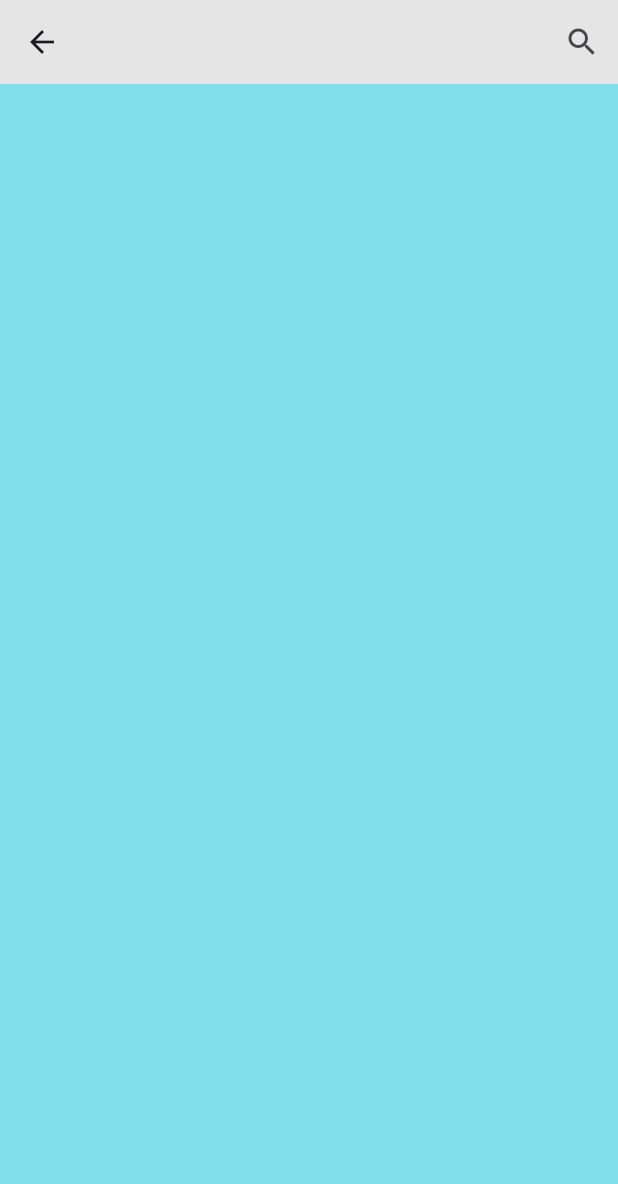
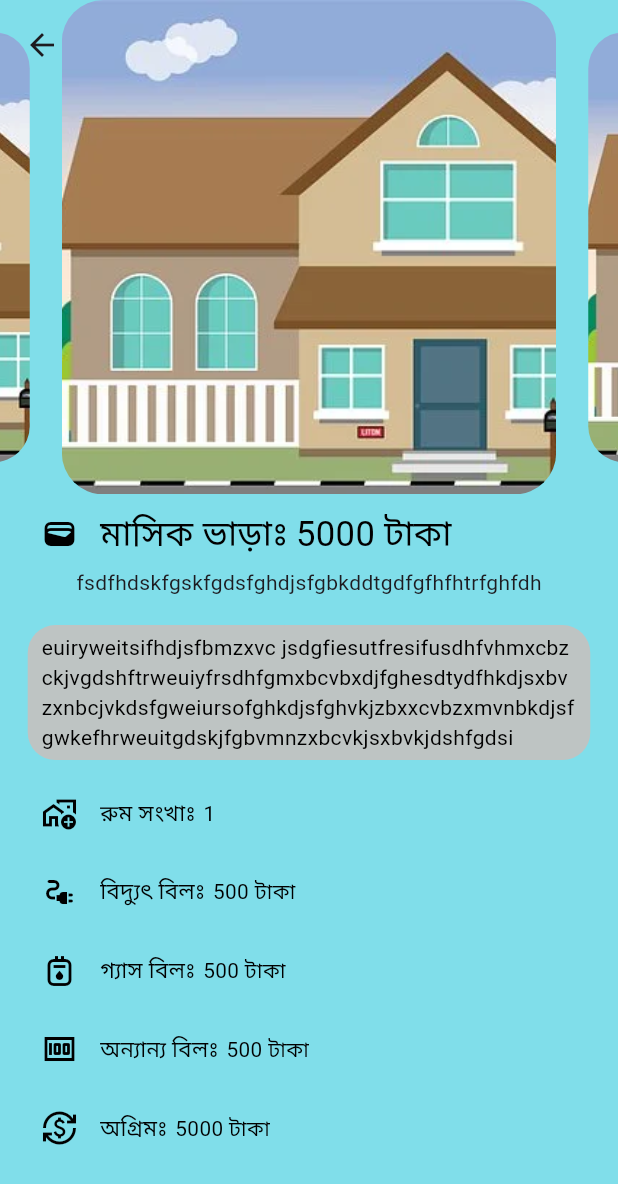
Before and after one commit to Ebrahim683/Rent-House-App, a Flutter app: the TestPage screen opened by its route, on a phone screen of 412 x 824 dp. Shown: the top 1184 px of the screen. Run offline on Flutter 3.47's test engine with Material 2 defaults, Android fonts, the phone set to English and light mode, and no system bars; drawn by our look-alikes of carousel_slider; our stand-ins replace cached_network_image, chips_choice_null_safety, cool_alert, dio, dots_indicator, flutter_animate and 11 more; missing offline and left inert: appinio_video_player, video_compress; accounts and stored records are empty; network calls fail.

Commit message:
design change and search system fixed

```diff
--- a/lib/pages/owners/addhouse/add_house_page.dart
+++ b/lib/pages/owners/addhouse/add_house_page.dart
@@ -11,6 +11,7 @@ import 'package:lottie/lottie.dart';
 import 'package:rent_house/routers/routes.dart';
 import 'package:rent_house/state/cubit/owner/addhouse/add_house_cubit.dart';
 import 'package:rent_house/state/cubit/owner/addhouse/add_house_state.dart';
+import 'package:rent_house/utils/app_colors.dart';
 import 'package:rent_house/utils/utils.dart';
 import 'package:video_compress/video_compress.dart';
 
@@ -367,7 +368,7 @@ class _AddHousePageState extends State<AddHousePage> {
         },
       ),
       floatingActionButton: FloatingActionButton(
-        backgroundColor: Colors.blue,
+        backgroundColor: favColor,
         heroTag: 'btnsubmit',
         onPressed: () {
           int fee = int.parse(feeController.text);
--- a/lib/pages/owners/leaveroomrequestlist/approve_page.dart
+++ b/lib/pages/owners/leaveroomrequestlist/approve_page.dart
@@ -134,7 +134,7 @@ class ApprovePage extends StatelessWidget {
         },
       ),
       floatingActionButton: FloatingActionButton.extended(
-        backgroundColor: Colors.blue,
+        backgroundColor: btnColor,
         onPressed: () {
           BlocProvider.of<ApproveCubit>(context).approve(
             requestId: leaveRoomModel.requestId!,
--- a/lib/pages/test.dart
+++ b/lib/pages/test.dart
@@ -1,6 +1,11 @@
+import 'package:carousel_slider/carousel_slider.dart';
 import 'package:flutter/material.dart';
-import 'package:rent_house/data/model/housemodel/house_list_model.dart';
-import 'package:rent_house/pages/user/house/houselist/house_search.dart';
+import 'package:flutter_screenutil/flutter_screenutil.dart';
+import 'package:rent_house/utils/app_colors.dart';
+import 'package:rent_house/utils/assets.dart';
+
+import '../routers/routes.dart';
+import '../widget/app_widget.dart';
 
 class TestPage extends StatefulWidget {
   const TestPage({super.key});
@@ -10,169 +15,167 @@ class TestPage extends StatefulWidget {
 }
 
 class _TestPageState extends State<TestPage> {
+  int dotPos = 0;
+
   @override
   Widget build(BuildContext context) {
-    List<HouseModel> houseListModel = const [
-      HouseModel(
-        address: 'savar',
-        advanceFee: 5,
-        canBook: 'dfd',
-        category: 'dfdr',
-        electricityFee: 547,
-        fee: 101,
-        gasFee: 56,
-        houseId: 1,
-        id: 101,
-        image1: 'dfdr',
-        image2: 'dfdr',
-        image3: 'dfdr',
-        image4: 'dfdr',
-        notice: 'dfdr',
-        othersFee: 452,
-        ownerId: 1,
-        ownerName: 'dfdr',
-        ownerNumber: 'dfdr',
-        quantity: 'dfdr',
-        status: 'dfdr',
-        time: 'dfdr',
-        video: 'dfdr',
+    Size size = MediaQuery.of(context).size;
+    Widget setInfo({
+      required IconData icon,
+      required String title,
+      required String description,
+      double? textSize,
+    }) {
+      return Container(
+        margin: EdgeInsets.symmetric(horizontal: 20.h),
+        padding: EdgeInsets.symmetric(vertical: 5.w, horizontal: 10.h),
+        decoration: BoxDecoration(
+          color: transparentColor,
+          borderRadius: BorderRadius.circular(20.r),
         ),
-      HouseModel(
-        address: 'savar',
-        advanceFee: 45,
-        canBook: 'dfd',
-        category: 'dfdr',
-        electricityFee: 45,
-        fee: 100,
-        gasFee: 54,
-        houseId: 1,
-        id: 100,
-        image1: 'dfdr',
-        image2: 'dfdr',
-        image3: 'dfdr',
-        image4: 'dfdr',
-        notice: 'dfdr',
-        othersFee: 54,
-        ownerId: 1,
-        ownerName: 'dfdr',
-        ownerNumber: 'dfdr',
-        quantity: 'dfdr',
-        status: 'dfdr',
-        time: 'dfdr',
-        video: 'dfdr',
+        child: Row(
+          children: [
+            Icon(
+              icon,
+              color: Colors.black,
             ),
-      HouseModel(
-        address: 'savar',
-        advanceFee: 54,
-        canBook: 'dfd',
-        category: 'dfdr',
-        electricityFee: 45,
-        fee: 102,
-        gasFee: 45,
-        houseId: 1,
-        id: 102,
-        image1: 'dfdr',
-        image2: 'dfdr',
-        image3: 'dfdr',
-        image4: 'dfdr',
-        notice: 'dfdr',
-        othersFee: 45,
-        ownerId: 1,
-        ownerName: 'dfdr',
-        ownerNumber: 'dfdr',
-        quantity: 'dfdr',
-        status: 'dfdr',
-        time: 'dfdr',
-        video: 'dfdr',
+            gap(w: 15.w),
+            Text(
+              title,
+              softWrap: false,
+              style:
+                  TextStyle(fontSize: textSize ?? 16.sp, color: Colors.black),
+              overflow: TextOverflow.ellipsis,
             ),
-      HouseModel(
-        address: 'savar',
-        advanceFee: 54,
-        canBook: 'dfd',
-        category: 'dfdr',
-        electricityFee: 54,
-        fee: 2010,
-        gasFee: 54,
-        houseId: 1,
-        id: 2010,
-        image1: 'dfdr',
-        image2: 'dfdr',
-        image3: 'dfdr',
-        image4: 'dfdr',
-        notice: 'dfdr',
-        othersFee: 45,
-        ownerId: 1,
-        ownerName: 'dfdr',
-        ownerNumber: 'dfdr',
-        quantity: 'dfdr',
-        status: 'dfdr',
-        time: 'dfdr',
-        video: 'dfdr',
+            gap(w: 5.w),
+            Text(
+              description,
+              // softWrap: false,
+              // maxLines: 3,
+              // overflow: TextOverflow.ellipsis,
+              style:
+                  TextStyle(color: Colors.black, fontSize: textSize ?? 15.sp),
             ),
-      HouseModel(
-        address: 'savar',
-        advanceFee: 45,
-        canBook: 'dfd',
-        category: 'dfdr',
-        electricityFee: 47,
-        fee: 200,
-        gasFee: 7,
-        houseId: 1,
-        id: 200,
-        image1: 'dfdr',
-        image2: 'dfdr',
-        image3: 'dfdr',
-        image4: 'dfdr',
-        notice: 'dfdr',
-        othersFee: 78,
-        ownerId: 1,
-        ownerName: 'dfdr',
-        ownerNumber: 'dfdr',
-        quantity: 'dfdr',
-        status: 'dfdr',
-        time: 'dfdr',
-        video: 'dfdr',
+          ],
         ),
-      HouseModel(
-        address: 'asulia',
-        advanceFee: 45,
-        canBook: 'dfd',
-        category: 'dfdr',
-        electricityFee: 4,
-        fee: 300,
-        gasFee: 54,
-        houseId: 1,
-        id: 300,
-        image1: 'dfdr',
-        image2: 'dfdr',
-        image3: 'dfdr',
-        image4: 'dfdr',
-        notice: 'dfdr',
-        othersFee: 45,
-        ownerId: 1,
-        ownerName: 'dfdr',
-        ownerNumber: 'dfdr',
-        quantity: 'dfdr',
-        status: 'dfdr',
-        time: 'dfdr',
-        video: 'dfdr',
-      )
-    ];
+      );
+    }
+
     return Scaffold(
       backgroundColor: Colors.cyan[200],
-      appBar: AppBar(
-        actions: [
-          IconButton(
-              onPressed: () {
-                showSearch(
-                  context: context,
-                  delegate: HouseSearch(houseListModel: houseListModel),
+      body: CustomScrollView(
+        slivers: [
+          SliverAppBar(
+            pinned: true,
+            leading: InkWell(
+              onTap: () => pop(context: context),
+              child: const Icon(
+                Icons.arrow_back,
+              ),
+            ),
+            toolbarHeight: 60,
+            elevation: 0,
+            expandedHeight: size.height * 0.40,
+            backgroundColor: transparentColor,
+            flexibleSpace: FlexibleSpaceBar(
+              background: Column(
+                children: [
+                  CarouselSlider.builder(
+                    itemCount: 6,
+                    itemBuilder: (context, index, realIndex) {
+                      return ClipRRect(
+                        borderRadius: BorderRadius.circular(30.r),
+                        child: Image.asset(
+                          sliderHouse1,
+                          fit: BoxFit.cover,
+                        ),
                       );
                     },
-              icon: const Icon(Icons.search)),
+                    options: CarouselOptions(
+                      autoPlay: true,
+                      autoPlayCurve: Curves.easeIn,
+                      height: size.height * 0.40,
+                      enlargeCenterPage: true,
+                      onPageChanged: (index, reason) {
+                        setState(() {
+                          dotPos = index;
+                        });
+                      },
+                    ),
+                  ),
+                  // gap(h: 5.h),
+                  // DotsIndicator(
+                  //   dotsCount: 6,
+                  //   position: dotPos.toDouble(),
+                  // ),
                 ],
               ),
-      body: Center(),
+            ),
+          ),
+          SliverToBoxAdapter(
+            child: Column(
+              children: [
+                gap(h: 5.h),
+                setInfo(
+                  icon: Icons.wallet,
+                  title: 'মাসিক ভাড়াঃ',
+                  description: '5000 টাকা',
+                  textSize: 25.sp,
+                ),
+                Padding(
+                  padding: EdgeInsets.symmetric(horizontal: 25.w),
+                  child: Text('fsdfhdskfgskfgdsfghdjsfgbkddtgdfgfhfhtrfghfdh'),
+                ),
+                gap(),
+                Container(
+                  margin: EdgeInsets.symmetric(horizontal: 20.h),
+                  padding:
+                      EdgeInsets.symmetric(vertical: 5.w, horizontal: 10.h),
+                  decoration: BoxDecoration(
+                    color: const Color.fromARGB(255, 190, 196, 195),
+                    borderRadius: BorderRadius.circular(20.r),
+                  ),
+                  child: Text(
+                    'euiryweitsifhdjsfbmzxvc jsdgfiesutfresifusdhfvhmxcbzckjvgdshftrweuiyfrsdhfgmxbcvbxdjfghesdtydfhkdjsxbvzxnbcjvkdsfgweiursofghkdjsfghvkjzbxxcvbzxmvnbkdjsfgwkefhrweuitgdskjfgbvmnzxbcvkjsxbvkjdshfgdsi',
+                    style: const TextStyle(color: Colors.black),
+                  ),
+                ),
+                gap(),
+                setInfo(
+                  icon: Icons.add_home_work_outlined,
+                  title: 'রুম সংখাঃ',
+                  description: '1',
+                ),
+                gap(),
+                setInfo(
+                  icon: Icons.electrical_services_outlined,
+                  title: 'বিদ্যুৎ বিলঃ',
+                  description: '500 টাকা',
+                ),
+                gap(),
+                setInfo(
+                  icon: Icons.gas_meter_outlined,
+                  title: 'গ্যাস বিলঃ',
+                  description: '500 টাকা',
+                ),
+                gap(),
+                setInfo(
+                  icon: Icons.money,
+                  title: 'অন্যান্য বিলঃ',
+                  description: '500 টাকা',
+                ),
+                gap(),
+                setInfo(
+                  icon: Icons.currency_exchange,
+                  title: 'অগ্রিমঃ',
+                  description: '5000 টাকা',
+                ),
+                gap(),
+              ],
+            ),
+          ),
+        ],
+      ),
     );
   }
 }
--- a/lib/pages/user/house/houselist/house_list_page.dart
+++ b/lib/pages/user/house/houselist/house_list_page.dart
@@ -20,7 +20,6 @@ class HouseListPage extends StatefulWidget {
 }
 
 class _HouseListPageState extends State<HouseListPage> {
-  String search = '';
   List<HouseModel> houseListModelSearch = [];
   @override
   Widget build(BuildContext context) {
@@ -74,6 +73,7 @@ class _HouseListPageState extends State<HouseListPage> {
                   ),
                 );
               } else {
+                houseListModelSearch.clear();
                 houseListModelSearch.addAll(houseModel!);
                 return ListView.builder(
                   physics: const BouncingScrollPhysics(),
--- a/lib/pages/user/house/houselist/house_search.dart
+++ b/lib/pages/user/house/houselist/house_search.dart
@@ -25,8 +25,7 @@ class HouseSearch extends SearchDelegate {
     return IconButton(
       icon: const Icon(Icons.arrow_back),
       onPressed: () {
-        filterHouse!.clear();
-        log(filterHouse!.length.toString());
+        houseListModel.clear();
         close(context, null);
       },
     );
--- a/lib/utils/app_colors.dart
+++ b/lib/utils/app_colors.dart
@@ -1,8 +1,8 @@
 import 'package:flutter/material.dart';
 
-Color get snackColor => Colors.orange;
+Color? get snackColor => Colors.orange;
 Color get btnColor => const Color.fromRGBO(76, 175, 80, 1);
 Color? get bgColor => const Color.fromRGBO(229, 229, 229, 1);
-Color? get favColor => const Color.fromRGBO(154, 191, 216, 1);
+Color? get favColor => Colors.deepOrange[300];
 Color? get bottomNavColor => const Color.fromRGBO(190, 239, 126, 1);
-Color get transparentColor => Colors.white.withAlpha(0);
+Color? get transparentColor => Colors.white.withAlpha(0);
--- a/lib/utils/assets.dart
+++ b/lib/utils/assets.dart
@@ -15,3 +15,5 @@ String get menu => 'asset/icons/menu.png';
 String get avatar => 'asset/icons/avatar.png';
 //icons
 IconData get home => Icons.home_outlined;
+//images
+String get sliderHouse1 => 'asset/images/sliderhouse1.png';
--- a/pubspec.yaml
+++ b/pubspec.yaml
@@ -39,7 +39,7 @@ dependencies:
   cool_alert: any
   loading_overlay: ^0.3.0
   #slider
-  # carousel_slider: ^4.2.1
+  carousel_slider: ^4.2.1
   #payment
   # flutter_sslcommerz: ^2.2.2-nullsafety.0
   #screen size
```
Also changed, not shown: lib/pages/owners/base/owner_base_page.dart (+9 -4 lines), lib/pages/owners/dashboard/room_widget.dart (+19 -7 lines), lib/pages/user/base/user_base_page.dart (+7 -6 lines), lib/pages/user/house/details/house_details.dart (+152 -126 lines), pubspec.lock, 1 other file. Lines whose indentation alone changed are shown as unchanged.
